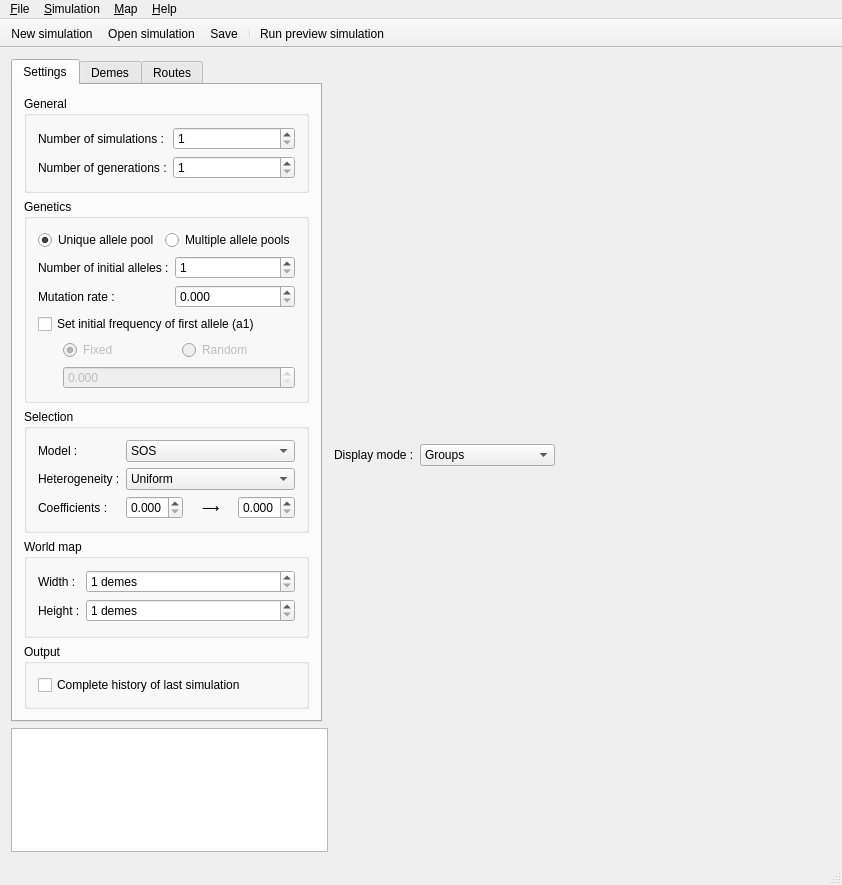
TheFakeCake/SELECTOR-GUI, file mainwindow.ui: the form before one commit.
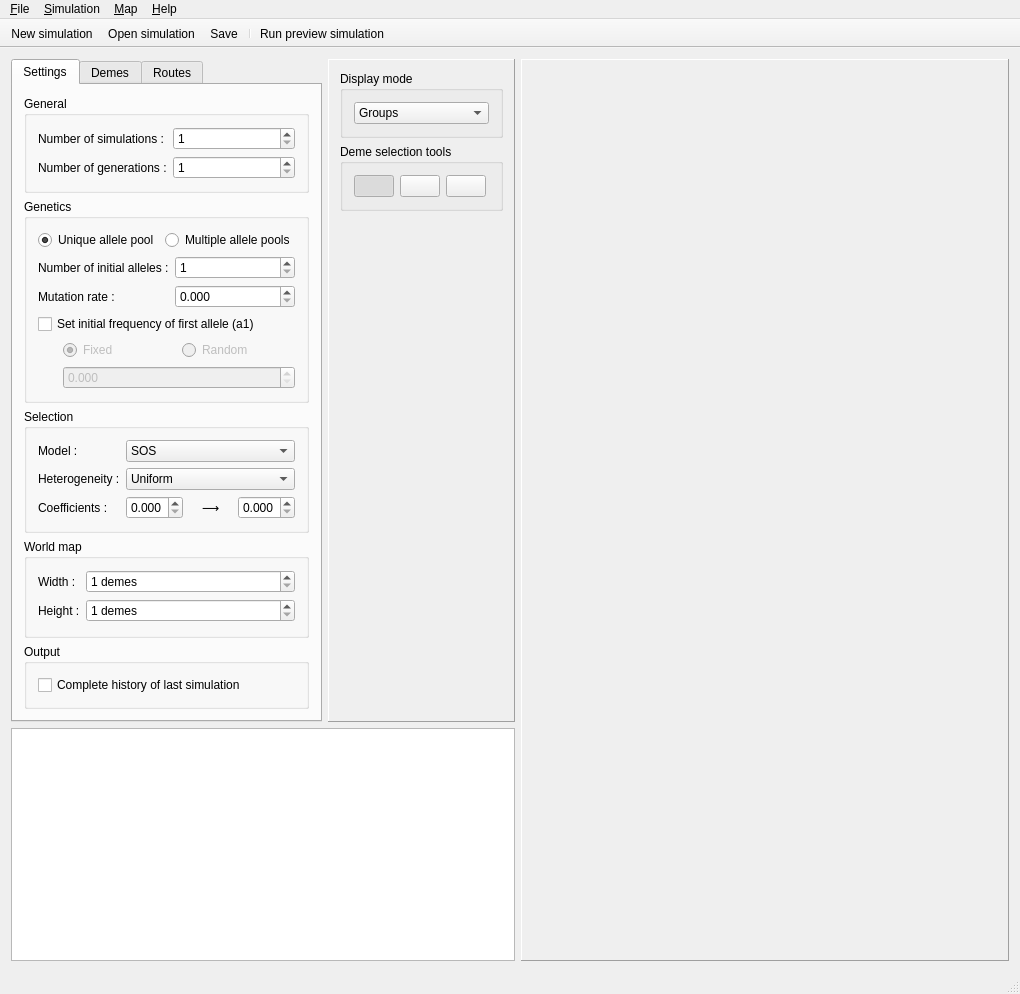
The form after the commit. Icons and pictures are not drawn. Custom widgets are drawn as their Qt base class.

Commit message: Improve map appearance. Change to UI. Multiple deme selection tools.

Patch:
```diff
--- a/mainwindow.ui
+++ b/mainwindow.ui
@@ -6,20 +6,19 @@
    <rect>
     <x>0</x>
     <y>0</y>
-    <width>842</width>
-    <height>885</height>
+    <width>1020</width>
+    <height>994</height>
    </rect>
   </property>
   <property name="windowTitle">
    <string>SELECTOR-GUI</string>
   </property>
   <widget class="QWidget" name="centralWidget">
-   <layout class="QHBoxLayout" name="horizontalLayout_8">
-    <item>
-     <layout class="QVBoxLayout" name="verticalLayout_6">
-      <item>
-       <layout class="QHBoxLayout" name="horizontalLayout">
-        <item>
+   <layout class="QGridLayout" name="gridLayout" columnstretch="0,0,1">
+    <property name="sizeConstraint">
+     <enum>QLayout::SetDefaultConstraint</enum>
+    </property>
+    <item row="0" column="0">
          <widget class="QTabWidget" name="tabWidget">
           <property name="sizePolicy">
            <sizepolicy hsizetype="Minimum" vsizetype="Expanding">
@@ -665,50 +664,27 @@
           </widget>
          </widget>
         </item>
-        <item>
+    <item row="0" column="1">
          <widget class="QFrame" name="demesParamFrame">
+      <property name="sizePolicy">
+       <sizepolicy hsizetype="Minimum" vsizetype="Minimum">
+        <horstretch>0</horstretch>
+        <verstretch>0</verstretch>
+       </sizepolicy>
+      </property>
           <property name="frameShape">
            <enum>QFrame::Panel</enum>
           </property>
           <property name="frameShadow">
            <enum>QFrame::Raised</enum>
           </property>
-         </widget>
-        </item>
-       </layout>
-      </item>
+      <layout class="QVBoxLayout" name="verticalLayout_12">
       <item>
-       <widget class="LogWidget" name="logWidget">
-        <property name="sizePolicy">
-         <sizepolicy hsizetype="Minimum" vsizetype="Expanding">
-          <horstretch>0</horstretch>
-          <verstretch>0</verstretch>
-         </sizepolicy>
-        </property>
-        <property name="readOnly">
-         <bool>true</bool>
-        </property>
-       </widget>
-      </item>
-     </layout>
-    </item>
-    <item>
-     <layout class="QVBoxLayout" name="centerLayout">
-      <item>
-       <layout class="QHBoxLayout" name="horizontalLayout_7">
-        <item>
-         <widget class="QLabel" name="label_3">
-          <property name="sizePolicy">
-           <sizepolicy hsizetype="Minimum" vsizetype="Minimum">
-            <horstretch>0</horstretch>
-            <verstretch>0</verstretch>
-           </sizepolicy>
-          </property>
-          <property name="text">
-           <string>Display mode :</string>
-          </property>
-         </widget>
-        </item>
+        <widget class="QGroupBox" name="displayModeGroupBox">
+         <property name="title">
+          <string>Display mode</string>
+         </property>
+         <layout class="QVBoxLayout" name="verticalLayout_13">
         <item>
          <widget class="QComboBox" name="displayModeComboBox">
           <item>
@@ -743,23 +719,143 @@
           </item>
          </widget>
         </item>
+         </layout>
+        </widget>
+       </item>
         <item>
-         <spacer name="horizontalSpacer">
+        <widget class="QGroupBox" name="selectionToolsGroupBox">
+         <property name="title">
+          <string>Deme selection tools</string>
+         </property>
+         <layout class="QHBoxLayout" name="horizontalLayout">
+          <item>
+           <widget class="QPushButton" name="penToolPushButton">
+            <property name="sizePolicy">
+             <sizepolicy hsizetype="Fixed" vsizetype="Fixed">
+              <horstretch>0</horstretch>
+              <verstretch>0</verstretch>
+             </sizepolicy>
+            </property>
+            <property name="toolTip">
+             <string>Select the demes under the mouse cursor while holding the mouse button.</string>
+            </property>
+            <property name="text">
+             <string/>
+            </property>
+            <property name="icon">
+             <iconset resource="icons.qrc">
+              <normaloff>:/icons/GIMP-Toolbox-BrushPencil-Icon.png</normaloff>:/icons/GIMP-Toolbox-BrushPencil-Icon.png</iconset>
+            </property>
+            <property name="checkable">
+             <bool>true</bool>
+            </property>
+            <property name="checked">
+             <bool>true</bool>
+            </property>
+            <property name="autoExclusive">
+             <bool>true</bool>
+            </property>
+           </widget>
+          </item>
+          <item>
+           <widget class="QPushButton" name="boxToolPushButton">
+            <property name="sizePolicy">
+             <sizepolicy hsizetype="Fixed" vsizetype="Fixed">
+              <horstretch>0</horstretch>
+              <verstretch>0</verstretch>
+             </sizepolicy>
+            </property>
+            <property name="toolTip">
+             <string>Select a rectangle shaped group of demes.</string>
+            </property>
+            <property name="text">
+             <string/>
+            </property>
+            <property name="icon">
+             <iconset resource="icons.qrc">
+              <normaloff>:/icons/GIMP-Toolbox-SelectionRectangle-Icon.png</normaloff>:/icons/GIMP-Toolbox-SelectionRectangle-Icon.png</iconset>
+            </property>
+            <property name="checkable">
+             <bool>true</bool>
+            </property>
+            <property name="autoExclusive">
+             <bool>true</bool>
+            </property>
+           </widget>
+          </item>
+          <item>
+           <widget class="QPushButton" name="magicToolPushButton">
+            <property name="sizePolicy">
+             <sizepolicy hsizetype="Fixed" vsizetype="Fixed">
+              <horstretch>0</horstretch>
+              <verstretch>0</verstretch>
+             </sizepolicy>
+            </property>
+            <property name="toolTip">
+             <string>Select all demes from the map that share the same value currently displayed.</string>
+            </property>
+            <property name="text">
+             <string/>
+            </property>
+            <property name="icon">
+             <iconset resource="icons.qrc">
+              <normaloff>:/icons/GIMP-Toolbox-SelectionWand-Icon.png</normaloff>:/icons/GIMP-Toolbox-SelectionWand-Icon.png</iconset>
+            </property>
+            <property name="checkable">
+             <bool>true</bool>
+            </property>
+            <property name="autoExclusive">
+             <bool>true</bool>
+            </property>
+           </widget>
+          </item>
+         </layout>
+        </widget>
+       </item>
+       <item>
+        <spacer name="verticalSpacer">
           <property name="orientation">
-           <enum>Qt::Horizontal</enum>
+          <enum>Qt::Vertical</enum>
           </property>
           <property name="sizeHint" stdset="0">
            <size>
-            <width>40</width>
-            <height>20</height>
+           <width>20</width>
+           <height>40</height>
            </size>
           </property>
          </spacer>
         </item>
        </layout>
-      </item>
-     </layout>
+      <zorder>tabWidget</zorder>
+      <zorder>displayModeGroupBox</zorder>
+      <zorder>selectionToolsGroupBox</zorder>
+      <zorder>verticalSpacer</zorder>
+     </widget>
+    </item>
+    <item row="1" column="0" colspan="2">
+     <widget class="LogWidget" name="logWidget">
+      <property name="sizePolicy">
+       <sizepolicy hsizetype="Minimum" vsizetype="Expanding">
+        <horstretch>0</horstretch>
+        <verstretch>0</verstretch>
+       </sizepolicy>
+      </property>
+      <property name="readOnly">
+       <bool>true</bool>
+      </property>
+     </widget>
     </item>
+    <item row="0" column="2" rowspan="2">
+     <widget class="QFrame" name="mapWidgetFrame">
+      <property name="frameShape">
+       <enum>QFrame::Panel</enum>
+      </property>
+      <property name="frameShadow">
+       <enum>QFrame::Raised</enum>
+      </property>
+      <layout class="QVBoxLayout" name="verticalLayout_14"/>
+     </widget>
+    </item>
    </layout>
   </widget>
   <widget class="QMenuBar" name="menuBar">
@@ -767,7 +863,7 @@
     <rect>
      <x>0</x>
      <y>0</y>
-     <width>842</width>
+     <width>1020</width>
      <height>27</height>
     </rect>
    </property>
```
Left out of the diff: 5 changed lines with no effect on the pictures. Lines whose indentation alone changed are shown as unchanged. The commit also changes 13 other files.
